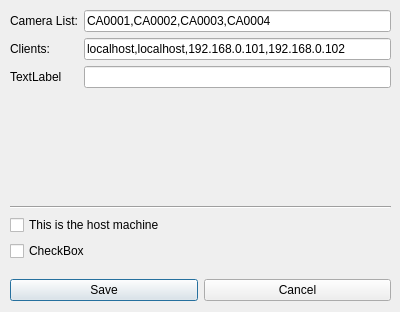
Above: SystemSetup.ui from mjmazur/RMSdashboard before the change. Below: the same form after it.
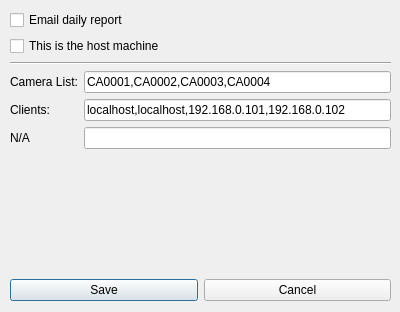
That is the form after the change.

Diff of the .ui file:
```diff
--- a/SystemSetup.ui
+++ b/SystemSetup.ui
@@ -23,69 +23,69 @@
     </rect>
    </property>
    <layout class="QVBoxLayout" name="verticalLayout">
+    <item>
+     <widget class="QCheckBox" name="email_report_cbox">
+      <property name="text">
+       <string>Email daily report</string>
+      </property>
+     </widget>
+    </item>
+    <item>
+     <widget class="QCheckBox" name="i_am_host_cbox">
+      <property name="text">
+       <string>This is the host machine</string>
+      </property>
+     </widget>
+    </item>
+    <item>
+     <widget class="Line" name="line">
+      <property name="orientation">
+       <enum>Qt::Horizontal</enum>
+      </property>
+     </widget>
+    </item>
     <item>
      <layout class="QFormLayout" name="formLayout">
-      <item row="0" column="0">
+      <item row="1" column="0">
        <widget class="QLabel" name="label">
         <property name="text">
          <string>Camera List:</string>
         </property>
        </widget>
       </item>
-      <item row="0" column="1">
-       <widget class="QLineEdit" name="lineEdit">
+      <item row="1" column="1">
+       <widget class="QLineEdit" name="camera_list_edit">
         <property name="text">
          <string>CA0001,CA0002,CA0003,CA0004</string>
         </property>
        </widget>
       </item>
-      <item row="1" column="0">
+      <item row="2" column="0">
        <widget class="QLabel" name="label_2">
         <property name="text">
          <string>Clients:</string>
         </property>
        </widget>
       </item>
-      <item row="2" column="0">
-       <widget class="QLabel" name="label_3">
-        <property name="text">
-         <string>TextLabel</string>
-        </property>
-       </widget>
-      </item>
-      <item row="1" column="1">
-       <widget class="QLineEdit" name="lineEdit_2">
-        <property name="text">
-         <string>localhost,localhost,192.168.0.101,192.168.0.102</string>
-        </property>
-       </widget>
-      </item>
       <item row="2" column="1">
+       <widget class="QLineEdit" name="client_list_edit">
+        <property name="text">
+         <string>localhost,localhost,192.168.0.101,192.168.0.102</string>
+        </property>
+       </widget>
+      </item>
+      <item row="3" column="0">
+       <widget class="QLabel" name="label_3">
+        <property name="text">
+         <string>N/A</string>
+        </property>
+       </widget>
+      </item>
+      <item row="3" column="1">
        <widget class="QLineEdit" name="lineEdit_3"/>
       </item>
      </layout>
     </item>
-    <item>
-     <widget class="Line" name="line">
-      <property name="orientation">
-       <enum>Qt::Horizontal</enum>
-      </property>
-     </widget>
-    </item>
-    <item>
-     <widget class="QCheckBox" name="checkBox">
-      <property name="text">
-       <string>This is the host machine</string>
-      </property>
-     </widget>
-    </item>
-    <item>
-     <widget class="QCheckBox" name="checkBox_2">
-      <property name="text">
-       <string>CheckBox</string>
-      </property>
-     </widget>
-    </item>
    </layout>
   </widget>
   <widget class="QWidget" name="horizontalLayoutWidget">
```
Left out of the diff: 4 changed lines with no effect on the pictures.
